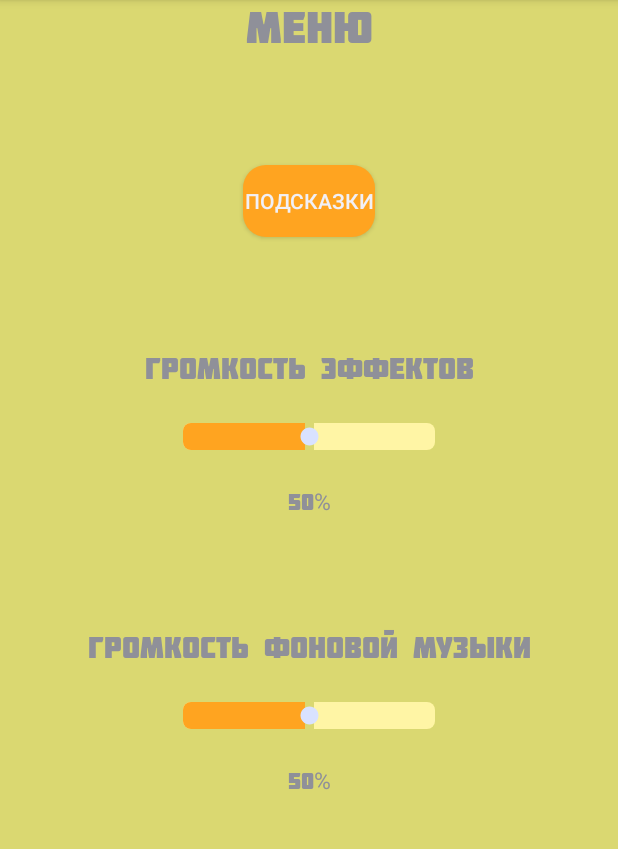
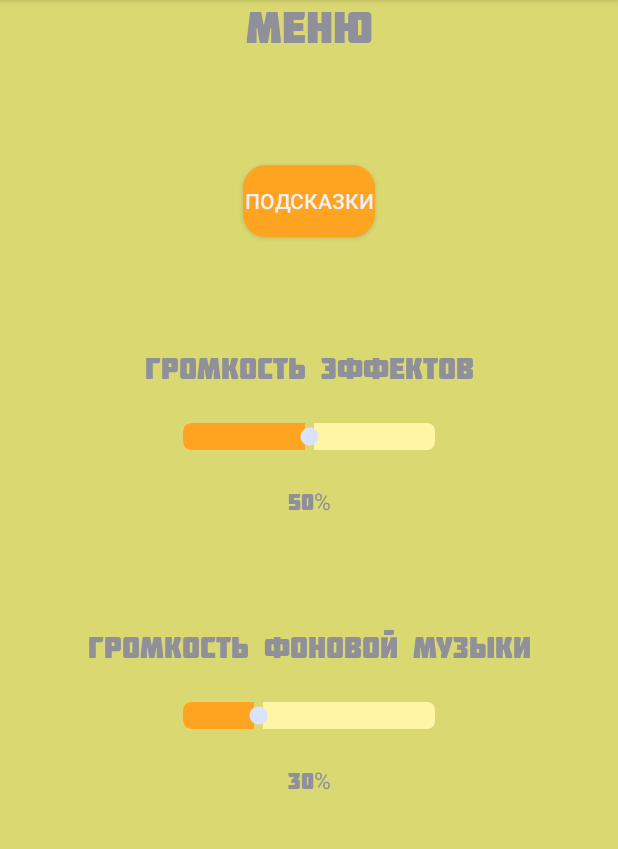
Before and after one commit to ZaharTu/ClickerFinal, an Android app: the layout fragment_menu.xml on its own in the app's theme, with its tools: preview values and no code run, on a phone screen of 412 x 824 dp, the part 84-933 px from its top. Run offline under Robolectric (Android 15) with nearby library versions, the phone set to English and light mode, and no system bars.

Commit message:
12.06.24 1.небольшие изменения

```diff
--- a/app/src/main/java/com/example/clicker/AllResRepository.java
+++ b/app/src/main/java/com/example/clicker/AllResRepository.java
@@ -1,7 +1,6 @@
 package com.example.clicker;
 
 import android.content.Context;
-import android.util.Log;
 
 import androidx.lifecycle.MutableLiveData;
 
@@ -114,13 +113,14 @@ public class AllResRepository {
     public void setBalance(int balance) {
         res.balance = balance;
         balanceLiveData.postValue(res.balance);
-        Log.d("aboba",""+balance);
     }
     public int[] incrBalanceTime(){
         long time = System.currentTimeMillis()-timeBefore;
         int timeabsence = (int) (time/60000);
         int incrBalance=0;
-        if (neighbor.usableNeighbor[0]>0) incrBalance=(5 + res.market[4] * 15 * (neighbor.usableNeighbor[0] / 10 + 1))*timeabsence;
+        if (neighbor.usableNeighbor[0]>0){
+            incrBalance=(5 + res.market[4] * 15 * (neighbor.usableNeighbor[0] / 10 + 1))*timeabsence;
+        }
         return new int[]{timeabsence, incrBalance};
     }
     public void incrBalanceClick(){
--- a/app/src/main/java/com/example/clicker/MainActivity.java
+++ b/app/src/main/java/com/example/clicker/MainActivity.java
@@ -41,7 +41,10 @@ private MediaPlayer mediaPlayer;
         musicThread.start();
         volumeData.observe(this, volumeMusic-> mediaPlayer.setVolume(volumeMusic,volumeMusic));
         startService(new Intent(this,SaveService.class));
-
+        int[]absence= getIntent().getIntArrayExtra("absence");
+        MyDialog myDialog = new MyDialog();
+        assert absence != null;
+        myDialog.showDialogAbsence(this,absence[0],absence[1]);
     }
     @Override
     protected void onPause() {
--- a/app/src/main/java/com/example/clicker/MainFragment.java
+++ b/app/src/main/java/com/example/clicker/MainFragment.java
@@ -65,15 +65,12 @@ public class MainFragment extends Fragment {
         binding.MainBtnGather.setOnClickListener(v -> {
             repository.incrBalanceGather();
         });
-        int[]absence =repository.incrBalanceTime();
-        MyDialog myDialog = new MyDialog();
-        myDialog.showDialogAbsence(context,absence[0],absence[1]);
+
     }
 
     @Nullable
     @Override
     public View onCreateView(@NonNull LayoutInflater inflater, @Nullable ViewGroup container, @Nullable Bundle savedInstanceState) {
-
         return binding.getRoot();
     }
 
--- a/app/src/main/java/com/example/clicker/MenuFragment.java
+++ b/app/src/main/java/com/example/clicker/MenuFragment.java
@@ -27,7 +27,7 @@ public class MenuFragment extends Fragment {
             controller.navigate(R.id.action_menuFragment_to_helpFragment);
         });
         binding.debug.setOnClickListener(v -> {
-            repository.setBalance(1000000000);
+            repository.setBalance(10000);
             repository.setPotato(500);
         });
         binding.seekBarAllMusic.setProgress((int)(repository.getVolumeAll()*100));
--- a/app/src/main/res/layout/fragment_menu.xml
+++ b/app/src/main/res/layout/fragment_menu.xml
@@ -93,7 +93,7 @@
         android:layout_width="200dp"
         android:layout_height="wrap_content"
         android:max="100"
-        android:progress="50"
+        android:progress="30"
         app:layout_constraintEnd_toEndOf="parent"
         app:layout_constraintStart_toStartOf="parent"
         app:layout_constraintTop_toBottomOf="@+id/VolumeBack"
@@ -104,7 +104,7 @@
         android:layout_width="wrap_content"
         android:layout_height="wrap_content"
         android:fontFamily="@font/molot"
-        android:text="50%"
+        android:text="30%"
         android:textSize="15sp"
         app:layout_constraintEnd_toEndOf="parent"
         app:layout_constraintStart_toStartOf="parent"
```
Also changed, not shown: app/src/main/java/com/example/clicker/LoadingActivity.java (+6 -1 lines).
